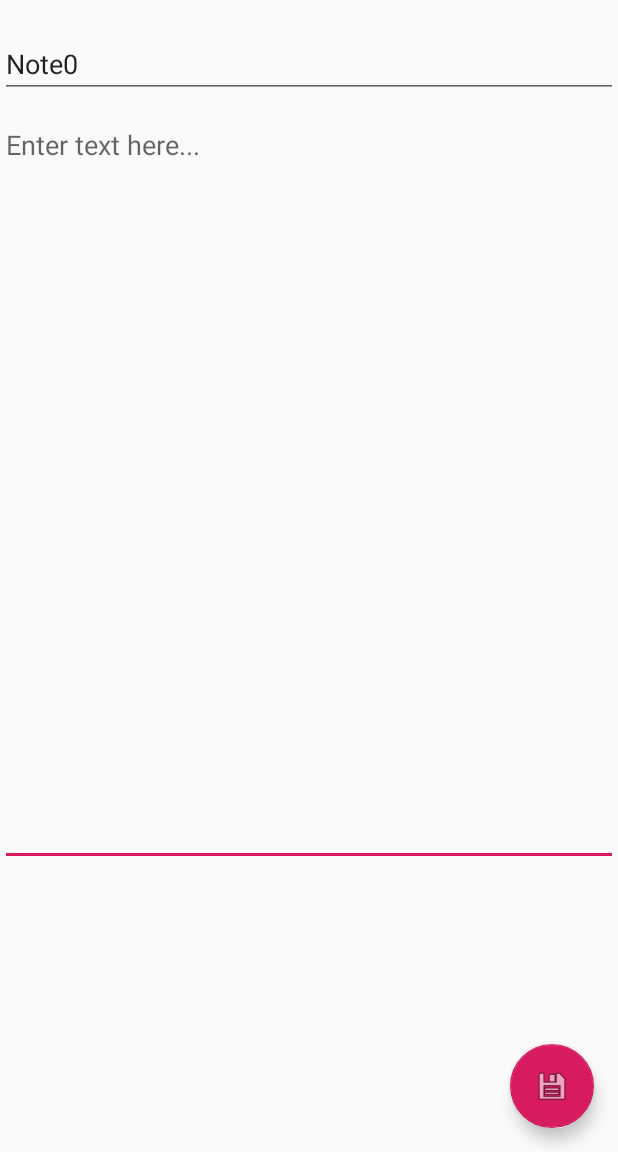
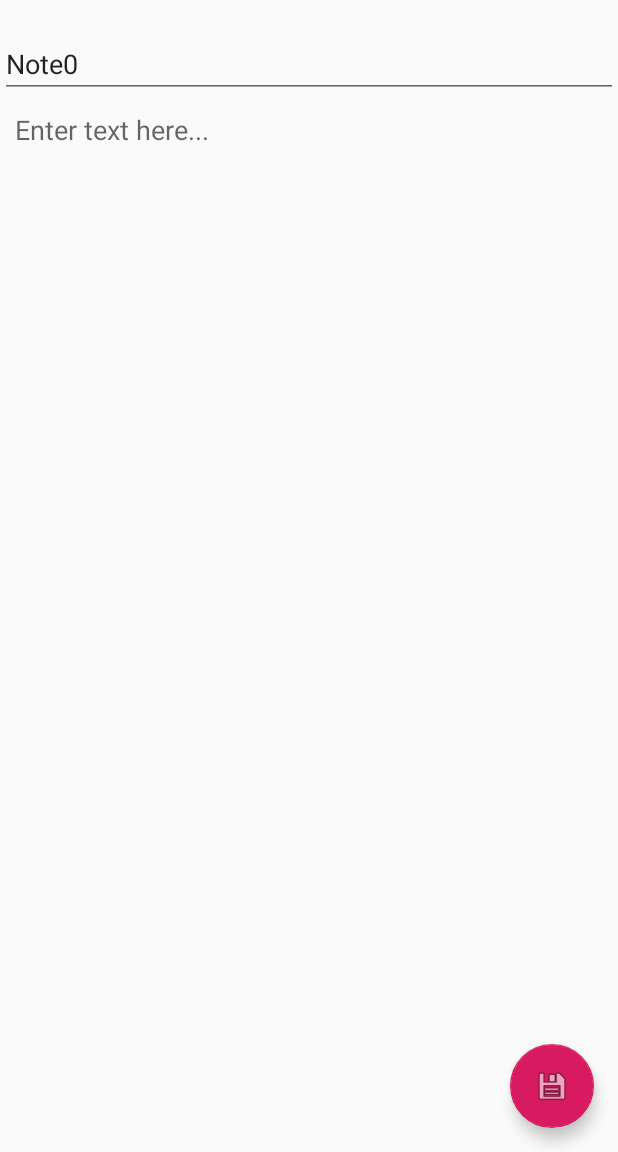
Before and after one commit to wfoy/AndroidNotesApp, an Android app: the screen it shows after launch (NoteActivity), after a tap on an icon or button, on a phone screen of 412 x 824 dp, the part 84-1236 px from its top. Run offline under Robolectric (Android 15) with nearby library versions, the phone set to English and light mode, and no system bars.

```diff
--- a/app/src/main/java/com/example/androidnotesapp/MainActivity.java
+++ b/app/src/main/java/com/example/androidnotesapp/MainActivity.java
@@ -31,18 +31,26 @@ public class MainActivity extends AppCompatActivity {
     private final int REQUEST_CODE = 20;
     private final ArrayList<String> notes = new ArrayList<String>();
     ArrayAdapter<String> itemsAdapter;
+    String last;
 
     @Override
     protected void onCreate(Bundle savedInstanceState) {
         super.onCreate(savedInstanceState);
         setContentView(R.layout.activity_main);
 
+        //if notes already exist
         if(fileExists("__NOTES__")) {
             String[] entries = open("__NOTES__").split(" ", 0);
             for(int j = 0; j < entries.length; j++)
             {
                 if(entries[j] != null && !entries[j].isEmpty() && !entries[j].equals("") && !entries[j].equals(" ")) {
                     notes.add(entries[j]);
+                }
+            }
+            //deal with extra entry appearing
+            if(notes.size() > 0) {
+                if (!notes.get(notes.size() - 1).equals(last)) {
+                    notes.remove(notes.size() - 1);
                 }
             }
         }
@@ -52,13 +60,8 @@ public class MainActivity extends AppCompatActivity {
         final ListView listView = (ListView) findViewById(R.id.list_view);
         listView.setAdapter(itemsAdapter);
 
-        for(int g = 0; g < notes.size(); g++)
-        {
-            System.out.println(notes.get(g));
-        }
-
         final int REQUEST_CODE = 20;
-        FloatingActionButton button = findViewById(R.id.button);
+        FloatingActionButton button = findViewById(R.id.button); //add note
         button.setOnClickListener(new View.OnClickListener() {
             public void onClick(View v) {
                 Intent intent = new Intent(MainActivity.this, NoteActivity.class);
@@ -67,7 +70,7 @@ public class MainActivity extends AppCompatActivity {
             }
         });
 
-        listView.setClickable(true);
+        listView.setClickable(true);//click on note
         listView.setOnItemClickListener(new AdapterView.OnItemClickListener() {
             @Override
             public void onItemClick(AdapterView<?> arg0, View arg1, int position, long arg3) {
@@ -77,6 +80,16 @@ public class MainActivity extends AppCompatActivity {
                     intent.putExtra("Title", name);
                     intent.putExtra("Words", open(name));
                     MainActivity.this.startActivityForResult(intent, REQUEST_CODE);
+                }
+            }
+        });
+
+        FloatingActionButton delbutton = findViewById(R.id.d_button); //delete last note
+        delbutton.setOnClickListener(new View.OnClickListener() {
+            public void onClick(View v) {
+                if(notes.size() > 0) {
+                    notes.remove(notes.size() - 1);
+                    itemsAdapter.notifyDataSetChanged();
                 }
             }
         });
@@ -95,16 +108,12 @@ public class MainActivity extends AppCompatActivity {
             if(!name.isEmpty() && name != null && !notes.contains(name) && !name.equals("") && !name.equals(" ")) {
                 int i = notes.indexOf(prev);
                 if(i != -1)
-                    notes.set(i, name);
+                    notes.set(i, name);//update note title
                 else
-                    notes.add(name);
+                    notes.add(name);//add note title if new
             }
+            itemsAdapter.notifyDataSetChanged();
         }
-        for(int g = 0; g < notes.size(); g++)
-        {
-            System.out.print(notes.get(g) + " | ");
-        }
-        itemsAdapter.notifyDataSetChanged();
     }
 
     /** Checks if the file denoted by fileName exists. **/
@@ -153,13 +162,16 @@ public class MainActivity extends AppCompatActivity {
     protected void onDestroy() {
         super.onDestroy();
 
+        //create string of titles of notes
         String toSave = "";
         for(int i = 0; i < notes.size(); i++)
         {
             toSave += notes.get(i) + " ";
         }
 
-        save("__NOTES__", toSave);
+        save("__NOTES__", toSave);//save string of titles to __NOTES__ file
+        if(notes.size() > 0)
+            last = notes.get(notes.size()-1);
     }
 
 }
--- a/app/src/main/java/com/example/androidnotesapp/NoteActivity.java
+++ b/app/src/main/java/com/example/androidnotesapp/NoteActivity.java
@@ -27,11 +27,11 @@ public class NoteActivity extends AppCompatActivity {
         Toolbar toolbar = findViewById(R.id.toolbar);
         setSupportActionBar(toolbar);
 
-        title = getIntent().getStringExtra("Title");
+        title = getIntent().getStringExtra("Title"); //set title
         EditText editText = (EditText)findViewById(R.id.note_title);
         editText.setText(title, TextView.BufferType.EDITABLE);
 
-        String word = getIntent().getStringExtra("Words");
+        String word = getIntent().getStringExtra("Words");//set text if already exists
         if (word != null) {
             EditText note = (EditText) findViewById(R.id.note_text);
             note.setText(word, TextView.BufferType.EDITABLE);
@@ -41,7 +41,7 @@ public class NoteActivity extends AppCompatActivity {
         EditText note_word = (EditText)findViewById(R.id.note_text);
         note_word.requestFocus();
 
-        FloatingActionButton fab = findViewById(R.id.fab);
+        FloatingActionButton fab = findViewById(R.id.fab);//save
         fab.setOnClickListener(new View.OnClickListener() {
             @Override
             public void onClick(View view) {
--- a/app/src/main/res/layout/activity_note.xml
+++ b/app/src/main/res/layout/activity_note.xml
@@ -32,18 +32,19 @@
         app:layout_constraintStart_toStartOf="parent"
         app:layout_constraintTop_toTopOf="parent" />
 
-    <requestFocus />
     <EditText
         android:id="@+id/note_text"
         android:layout_width="match_parent"
         android:layout_height="503dp"
         android:layout_marginTop="130dp"
+        android:layout_marginLeft="10dp"
         android:gravity="top"
         android:hint="Enter text here..."
         app:layout_constraintBottom_toBottomOf="parent"
         app:layout_constraintEnd_toEndOf="parent"
         app:layout_constraintStart_toStartOf="parent"
-        app:layout_constraintTop_toTopOf="parent" />
+        app:layout_constraintTop_toTopOf="parent"
+        android:background="@android:color/transparent" />
 
     <androidx.appcompat.widget.Toolbar
         android:id="@+id/toolbar"
```
Also changed, not shown: app/src/main/res/layout/activity_main.xml (+9 -0 lines).
